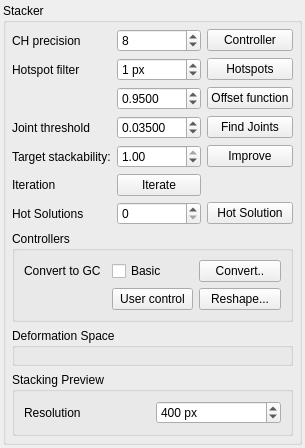
Old version of the form Stacker/StackerWidget.ui in the repository HonghuaLi/stacker.
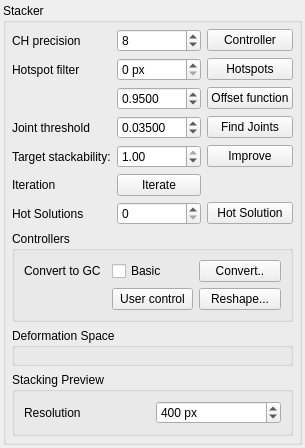
New version of the form.

The edit to the form file:
```diff
--- a/Stacker/StackerWidget.ui
+++ b/Stacker/StackerWidget.ui
@@ -135,7 +135,7 @@
          <number>50</number>
         </property>
         <property name="value">
-         <number>1</number>
+         <number>0</number>
         </property>
        </widget>
       </item>
```
